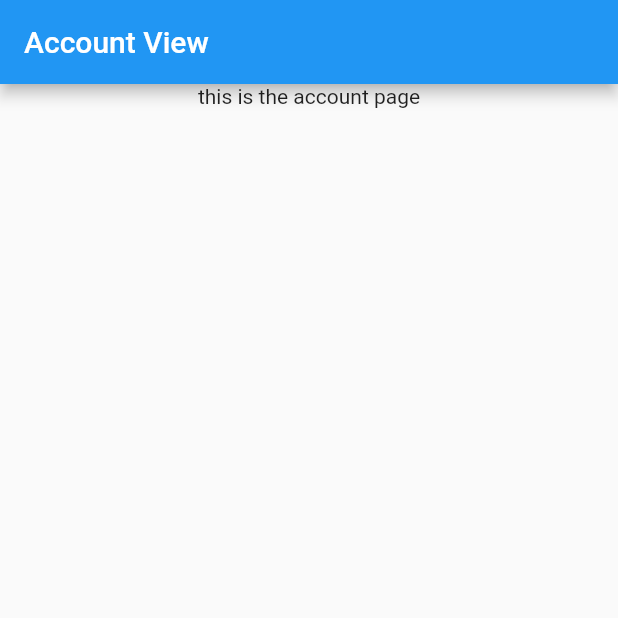
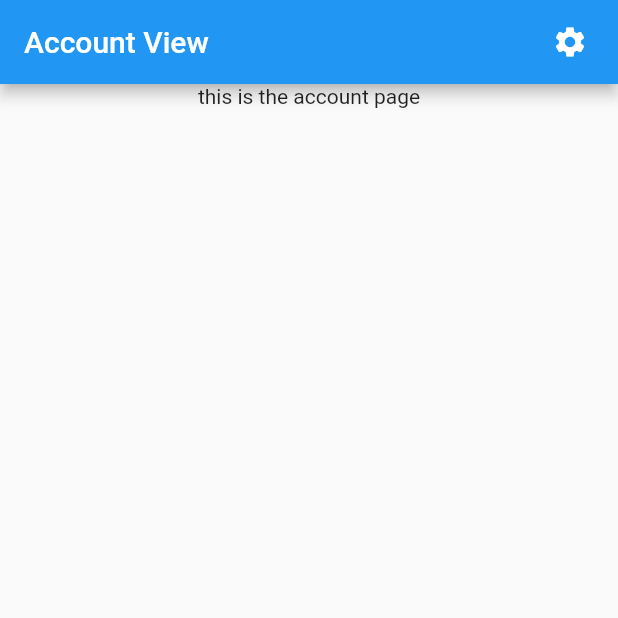
Before and after one commit to abassey/vocabify, a Flutter app: the screen it shows after launch, item 5 of the bottom bar chosen, on a phone screen of 412 x 824 dp, the top half of it. Run offline on Flutter 3.47's test engine with Material 2 defaults, Android fonts, the phone set to English and light mode, and no system bars.

Commit message:
settings icon added

```diff
--- a/lib/account-view.dart
+++ b/lib/account-view.dart
@@ -8,6 +8,14 @@ class AccountView extends StatelessWidget {
     return Scaffold(
       appBar: AppBar(
         title: const Text("Account View"),
+        actions: [
+          Padding(
+              padding: const EdgeInsets.only(right: 20.0),
+              child: InkWell(
+                onTap: () {},
+                child: const Icon(Icons.settings),
+              )),
+        ],
       ),
       body: Center(
           child: Column(
--- a/lib/main.dart
+++ b/lib/main.dart
@@ -131,8 +131,6 @@ class _HomeScreenState extends State<HomeScreen> {
   void tapped(int index) {
     if (index == 0) {
       addToGrid();
-    } else {
-      print("other vault to be accessed");
     }
   }
 
@@ -167,7 +165,7 @@ class _HomeScreenState extends State<HomeScreen> {
                       style: TextStyle(
                           fontWeight: FontWeight.bold,
                           height: 1.5,
-                          fontSize: 40),
+                          fontSize: 30),
                     )),
               ),
             ),
```
